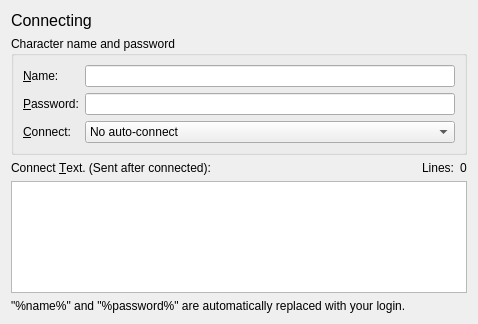
Qt form smushclient-qt/cpp/ui/prefs/connecting.ui (jnbooth/smushclient) before a commit.
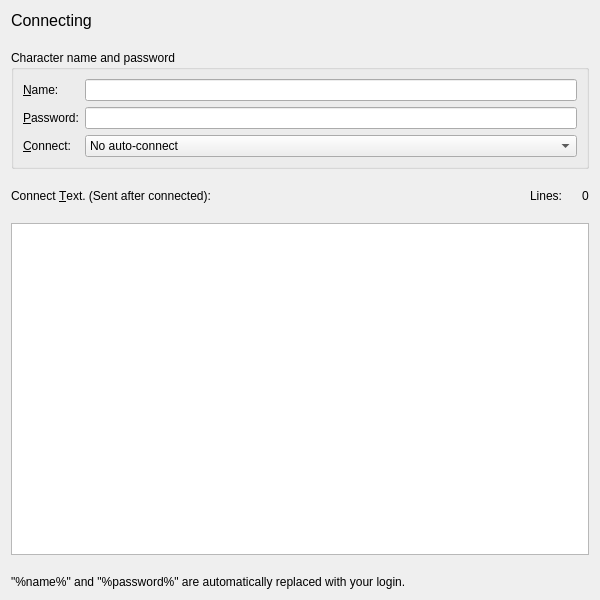
The same form after that commit.

```diff
--- a/smushclient-qt/cpp/ui/prefs/connecting.ui
+++ b/smushclient-qt/cpp/ui/prefs/connecting.ui
@@ -6,14 +6,17 @@
    <rect>
     <x>0</x>
     <y>0</y>
-    <width>478</width>
-    <height>324</height>
+    <width>600</width>
+    <height>600</height>
    </rect>
   </property>
   <property name="windowTitle">
    <string>Connecting</string>
   </property>
   <layout class="QVBoxLayout" name="_2">
+   <property name="spacing">
+    <number>20</number>
+   </property>
    <item>
     <widget class="QLabel" name="label_title">
      <property name="sizePolicy">
```
